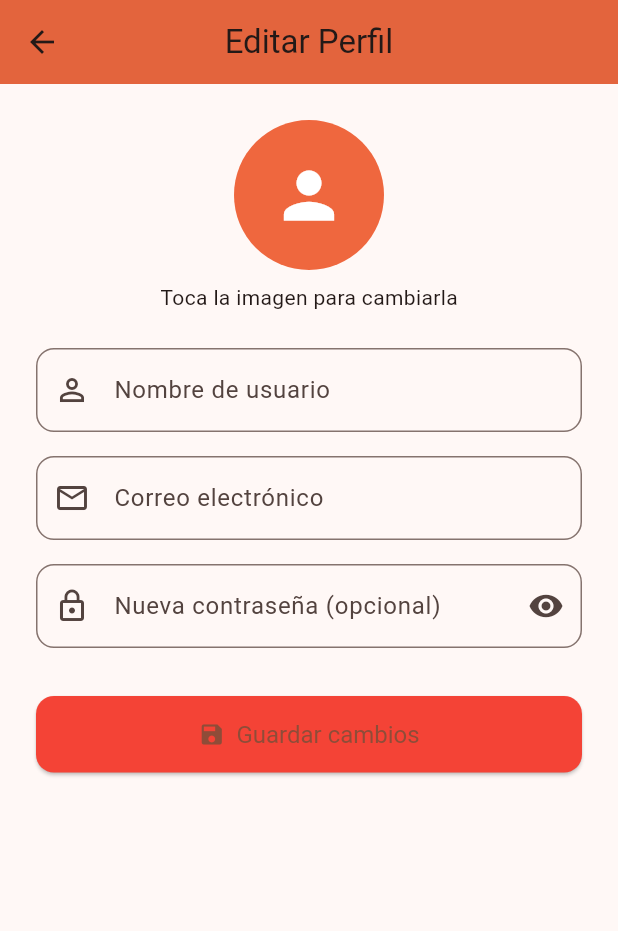
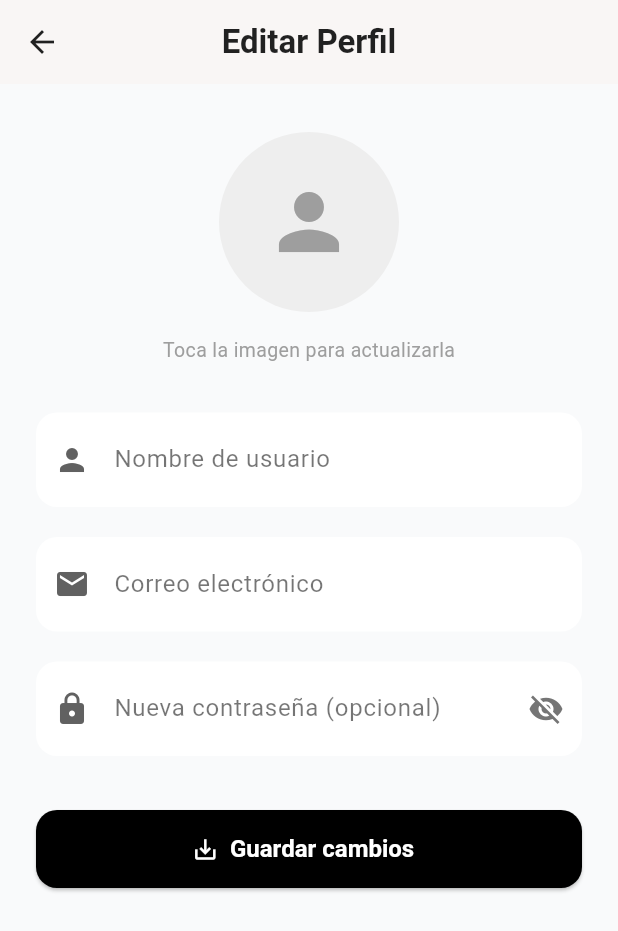
Before and after one commit to AquilezE/cocteles-app, a Flutter app: the EditProfileScreen screen opened directly with empty values, on a phone screen of 412 x 824 dp. Shown: the top 931 px of the screen. Run offline on Flutter 3.47's test engine with Material 3 defaults, Android fonts, the phone set to English and light mode, and no system bars; our stand-ins replace connectivity_plus, flutter_dotenv, flutter_native_splash, get, get_storage, iconsax and 2 more; missing offline and left inert: file_selector, media_kit, media_kit_video; accounts and stored records are empty.

```diff
--- a/lib/features/cocktails/index_cocktails_page.dart
+++ b/lib/features/cocktails/index_cocktails_page.dart
@@ -45,17 +45,16 @@ class _IndexCocktailsPageState extends State<IndexCocktailsPage> {
   @override
   Widget build(BuildContext context) {
     return Scaffold(
-      floatingActionButtonLocation: FloatingActionButtonLocation.endTop,
+      appBar: AppBar(title: const Text("Cócteles")),
       floatingActionButton: FloatingActionButton(
         tooltip: 'Crear cóctel',
         child: const Icon(Icons.add),
-        onPressed: () {
-          Get.to(() => const CreateCocktailPage());
-        },
+        onPressed: () => Get.to(() => const CreateCocktailPage()),
       ),
       body: Column(
         children: [
           _buildFilters(),
+          const Divider(height: 1),
           Expanded(
             child: Obx(() {
               final cocktails = cocktailController.cocktails;
@@ -89,11 +88,13 @@ class _IndexCocktailsPageState extends State<IndexCocktailsPage> {
 
   Widget _buildFilters() {
     return Padding(
-      padding: const EdgeInsets.all(12),
+      padding: const EdgeInsets.fromLTRB(12, 8, 12, 4),
       child: Column(
-        crossAxisAlignment: CrossAxisAlignment.start,
         children: [
-          TextField(
+          Row(
+            children: [
+              Expanded(
+                child: TextField(
                   controller: nameController,
                   decoration: const InputDecoration(
                     labelText: 'Buscar por nombre',
@@ -101,8 +102,20 @@ class _IndexCocktailsPageState extends State<IndexCocktailsPage> {
                   ),
                   onSubmitted: (_) => _applyFilters(),
                 ),
+              ),
+              const SizedBox(width: 8),
+              IconButton(
+                icon: const Icon(Icons.search),
+                onPressed: _applyFilters,
+                tooltip: "Buscar",
+              ),
+            ],
+          ),
           const SizedBox(height: 8),
-          DropdownButtonFormField<String>(
+          Row(
+            children: [
+              Expanded(
+                child: DropdownButtonFormField<String>(
                   value: selectedAlcohol,
                   decoration: const InputDecoration(
                     labelText: 'Tipo de alcohol',
@@ -112,29 +125,27 @@ class _IndexCocktailsPageState extends State<IndexCocktailsPage> {
                       .map((type) => DropdownMenuItem(value: type, child: Text(type)))
                       .toList(),
                   onChanged: (value) {
-              setState(() {
-                selectedAlcohol = value;
-              });
+                    setState(() => selectedAlcohol = value);
                     _applyFilters();
                   },
                 ),
-          const SizedBox(height: 8),
-          Row(
+              ),
+              const SizedBox(width: 8),
+              Column(
                 children: [
                   const Text('¿Sin alcohol?'),
                   Checkbox(
                     value: isNonAlcoholic,
                     onChanged: (value) {
-                  setState(() {
-                    isNonAlcoholic = value ?? false;
-                  });
+                      setState(() => isNonAlcoholic = value ?? false);
                       _applyFilters();
                     },
                   ),
-              const Spacer(),
+                ],
+              ),
               TextButton(
                 onPressed: _clearFilters,
-                child: const Text("Limpiar filtros"),
+                child: const Text("Limpiar"),
               )
             ],
           ),
@@ -152,9 +163,7 @@ class CocktailCard extends StatelessWidget {
   @override
   Widget build(BuildContext context) {
     return GestureDetector(
-      onTap: () {
-        Get.to(() => CocktailDetailPage(cocktail: cocktail));
-      },
+      onTap: () => Get.to(() => CocktailDetailPage(cocktail: cocktail)),
       child: Card(
         elevation: 4,
         shape: RoundedRectangleBorder(borderRadius: BorderRadius.circular(12)),
@@ -171,29 +180,29 @@ class CocktailCard extends StatelessWidget {
               ),
             ),
             Padding(
-              padding: const EdgeInsets.symmetric(horizontal: 4.0, vertical: 6.0),
+              padding: const EdgeInsets.symmetric(horizontal: 6.0, vertical: 6.0),
               child: Column(
                 crossAxisAlignment: CrossAxisAlignment.start,
                 children: [
                   Text(
                     cocktail.name ?? 'Sin nombre',
-                    style: const TextStyle(fontSize: 12, fontWeight: FontWeight.bold),
+                    style: const TextStyle(fontSize: 13, fontWeight: FontWeight.bold),
                   ),
                   const SizedBox(height: 2),
                   Text(
                     cocktail.alcoholType ?? (cocktail.isNonAlcoholic == true ? "Sin alcohol" : "Desconocido"),
-                    style: TextStyle(color: Colors.grey[600], fontSize: 10),
+                    style: TextStyle(color: Colors.grey[600], fontSize: 11),
                   ),
                   const SizedBox(height: 2),
                   Row(
                     children: [
                       const Icon(Icons.timer, size: 14),
                       const SizedBox(width: 4),
-                      Text('${cocktail.preparationTime} min', style: const TextStyle(fontSize: 10)),
+                      Text('${cocktail.preparationTime} min', style: const TextStyle(fontSize: 11)),
                       const Spacer(),
                       const Icon(Icons.favorite, size: 14, color: Colors.red),
                       const SizedBox(width: 4),
-                      Text('${cocktail.likes}', style: const TextStyle(fontSize: 10)),
+                      Text('${cocktail.likes}', style: const TextStyle(fontSize: 11)),
                     ],
                   ),
                 ],
--- a/lib/features/createUser/screens/editProfile_page.dart
+++ b/lib/features/createUser/screens/editProfile_page.dart
@@ -1,9 +1,8 @@
+import 'dart:io';
 import 'package:flutter/material.dart';
 import 'package:get/get.dart';
 import 'package:cocteles_app/features/createUser/controllers/createUser_controller.dart';
 import 'package:cocteles_app/models/user_model.dart';
-import 'package:flutter/material.dart';
-import 'package:get/get.dart';
 
 class EditProfileScreen extends StatelessWidget {
   final UserModel user;
@@ -17,134 +16,150 @@ class EditProfileScreen extends StatelessWidget {
     controller.email.text = user.email ?? '';
 
     return Scaffold(
+      backgroundColor: const Color(0xFFF9FAFB),
       appBar: AppBar(
-        title: const Text("Editar Perfil"),
+        title: const Text("Editar Perfil", style: TextStyle(fontWeight: FontWeight.w600)),
         centerTitle: true,
-        backgroundColor: const Color.fromARGB(255, 235, 102, 61),
-        elevation: 4,
+        backgroundColor: Colors.white,
+        foregroundColor: Colors.black87,
+        elevation: 1,
       ),
       body: SingleChildScrollView(
-        padding: const EdgeInsets.all(24),
+        padding: const EdgeInsets.symmetric(horizontal: 24, vertical: 32),
         child: Form(
           key: controller.formKey,
           child: Column(
-            crossAxisAlignment: CrossAxisAlignment.start,
+            crossAxisAlignment: CrossAxisAlignment.center,
             children: [
-              Center(
-                child: Obx(() {
-                  final imageFile = controller.selectedImage.value;
-                  final hasNewImage = imageFile != null;
-                  final currentPhoto = user.profilePicture;
+              _buildAvatar(user),
+              const SizedBox(height: 16),
+              const Text(
+                "Toca la imagen para actualizarla",
+                style: TextStyle(fontSize: 13, color: Colors.grey),
+              ),
+              const SizedBox(height: 32),
 
-                  return GestureDetector(
-                    onTap: controller.pickImage,
-                    child: CircleAvatar(
-                      radius: 50,
-                      backgroundColor: const Color.fromARGB(255, 239, 103, 62),
-                      backgroundImage: hasNewImage
-                          ? FileImage(imageFile)
-                          : (currentPhoto != null && currentPhoto.isNotEmpty
-                              ? NetworkImage(currentPhoto)
-                              : null) as ImageProvider?,
-                      child: (!hasNewImage && (currentPhoto == null || currentPhoto.isEmpty))
-                          ? const Icon(Icons.person, size: 50, color: Colors.white)
-                          : null,
-                    ),
-                  );
-                }),
+              _buildInputField(
+                controller: controller.fullName,
+                label: "Nombre de usuario",
+                icon: Icons.person,
+                validator: (value) => value!.isEmpty ? 'Campo obligatorio' : null,
               ),
-              const SizedBox(height: 8),
-              const Center(child: Text("Toca la imagen para cambiarla")),
-              const SizedBox(height: 24),
+              const SizedBox(height: 20),
 
-              ProfileInputCard(
-                icon: Icons.person_outline,
-                label: 'Nombre de usuario',
-                controller: controller.fullName,
-                validator: (value) =>
-                    value!.isEmpty ? 'Campo requerido' : null,
+              _buildInputField(
+                controller: controller.email,
+                label: "Correo electrónico",
+                icon: Icons.email,
+                validator: (value) => value!.isEmpty ? 'Campo obligatorio' : null,
               ),
-              const SizedBox(height: 16),
-              ProfileInputCard(
-                icon: Icons.email_outlined,
-                label: 'Correo electrónico',
-                controller: controller.email,
-                validator: (value) =>
-                    value!.isEmpty ? 'Campo requerido' : null,
-              ),
-              const SizedBox(height: 16),
-              Obx(() => ProfileInputCard(
-                    icon: Icons.lock_outline,
-                    label: 'Nueva contraseña (opcional)',
+              const SizedBox(height: 20),
+
+              Obx(() => _buildInputField(
                     controller: controller.password,
+                    label: "Nueva contraseña (opcional)",
+                    icon: Icons.lock,
                     obscureText: controller.hidePassword.value,
-                    suffixIcon: IconButton(
-                      icon: Icon(controller.hidePassword.value
-                          ? Icons.visibility
-                          : Icons.visibility_off),
+                    suffix: IconButton(
+                      icon: Icon(
+                        controller.hidePassword.value
+                            ? Icons.visibility_off
+                            : Icons.visibility,
+                        color: Colors.grey.shade600,
+                      ),
                       onPressed: () {
                         controller.hidePassword.value =
                             !controller.hidePassword.value;
                       },
                     ),
                   )),
-              const SizedBox(height: 32),
-              Center(
-  child: SizedBox(
-    width: double.infinity,
-    child: ElevatedButton.icon(
-      onPressed: () => controller.updateProfile(user.id!, user.profilePicture ?? ''),
-      icon: const Icon(Icons.save),
-      label: const Text('Guardar cambios'),
-      style: ElevatedButton.styleFrom(
-        backgroundColor: Colors.red,
-        padding: const EdgeInsets.symmetric(vertical: 16),
-        textStyle: const TextStyle(fontSize: 16),
-        shape: RoundedRectangleBorder(
-          borderRadius: BorderRadius.circular(12),
-        ),
-      ),
-    ),
-  ),
-),
 
+              const SizedBox(height: 36),
+              _buildSaveButton(user),
             ],
           ),
         ),
       ),
     );
   }
-}
-class ProfileInputCard extends StatelessWidget {
-  final IconData icon;
-  final String label;
-  final TextEditingController controller;
-  final bool obscureText;
-  final Widget? suffixIcon;
-  final String? Function(String?)? validator;
 
-  const ProfileInputCard({
-    Key? key,
-    required this.icon,
-    required this.label,
-    required this.controller,
-    this.obscureText = false,
-    this.suffixIcon,
-    this.validator,
-  }) : super(key: key);
+  Widget _buildAvatar(UserModel user) {
+    return Obx(() {
+      final imageFile = controller.selectedImage.value;
+      final profilePicture = user.profilePicture;
 
-  @override
-  Widget build(BuildContext context) {
+      return GestureDetector(
+        onTap: controller.pickImage,
+        child: CircleAvatar(
+          radius: 60,
+          backgroundColor: Colors.grey.shade200,
+          backgroundImage: imageFile != null
+              ? FileImage(imageFile)
+              : (profilePicture != null && profilePicture.isNotEmpty
+                  ? NetworkImage(profilePicture)
+                  : null) as ImageProvider?,
+          child: (imageFile == null &&
+                  (profilePicture == null || profilePicture.isEmpty))
+              ? const Icon(Icons.person, size: 60, color: Colors.grey)
+              : null,
+        ),
+      );
+    });
+  }
+
+  Widget _buildInputField({
+    required TextEditingController controller,
+    required String label,
+    required IconData icon,
+    bool obscureText = false,
+    Widget? suffix,
+    String? Function(String?)? validator,
+  }) {
     return TextFormField(
       controller: controller,
       obscureText: obscureText,
       validator: validator,
+      style: const TextStyle(fontSize: 15),
       decoration: InputDecoration(
-        prefixIcon: Icon(icon),
+        prefixIcon: Icon(icon, color: Colors.grey.shade700),
+        suffixIcon: suffix,
         labelText: label,
-        suffixIcon: suffixIcon,
+        labelStyle: const TextStyle(color: Colors.black54),
+        filled: true,
+        fillColor: Colors.white,
+        contentPadding: const EdgeInsets.symmetric(horizontal: 16, vertical: 20),
         border: OutlineInputBorder(
-          borderRadius: BorderRadius.circular(12),
+          borderRadius: BorderRadius.circular(14),
+          borderSide: const BorderSide(color: Colors.transparent),
+        ),
+        enabledBorder: OutlineInputBorder(
+          borderRadius: BorderRadius.circular(14),
+          borderSide: const BorderSide(color: Colors.transparent),
+        ),
+        focusedBorder: OutlineInputBorder(
+          borderRadius: BorderRadius.circular(14),
+          borderSide: const BorderSide(color: Colors.black),
+        ),
+      ),
+    );
+  }
+
+  Widget _buildSaveButton(UserModel user) {
+    return SizedBox(
+      width: double.infinity,
+      height: 52,
+      child: ElevatedButton.icon(
+        onPressed: () =>
+            controller.updateProfile(user.id!, user.profilePicture ?? ''),
+        icon: const Icon(Icons.save_alt),
+        label: const Text("Guardar cambios"),
+        style: ElevatedButton.styleFrom(
+          backgroundColor: Colors.black,
+          foregroundColor: Colors.white,
+          textStyle: const TextStyle(fontSize: 16, fontWeight: FontWeight.w600),
+          shape: RoundedRectangleBorder(
+            borderRadius: BorderRadius.circular(14),
+          ),
         ),
       ),
     );
```
Lines whose indentation alone changed are shown as unchanged.
